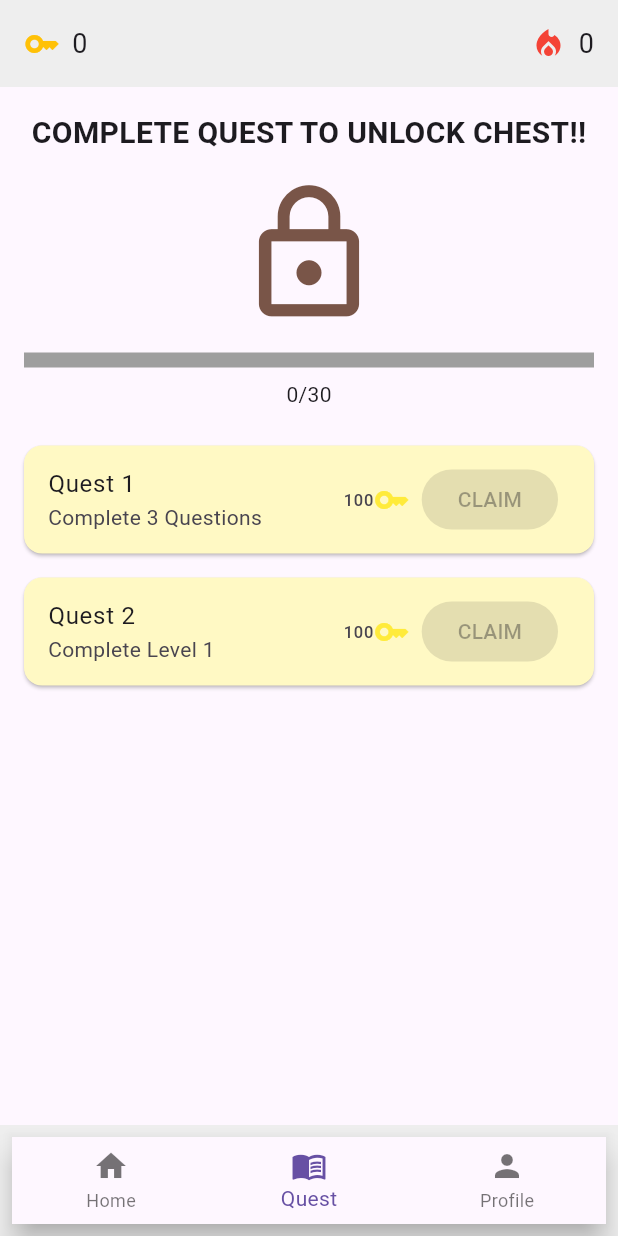
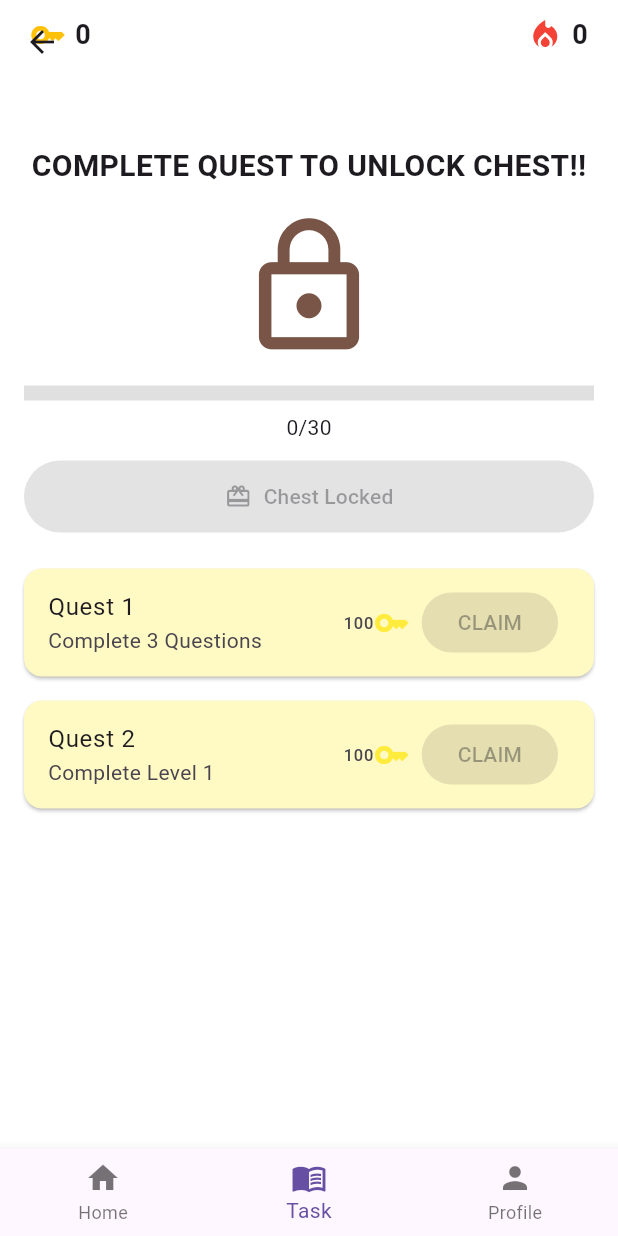
Before and after one commit to hasifnaufall/gmi, a Flutter app: the QuestScreen screen opened by its route, on a phone screen of 412 x 824 dp. Run offline on Flutter 3.47's test engine with Material 3 defaults, Android fonts, the light colour scheme and no system bars; our stand-ins replace firebase_auth, firebase_core; missing offline and left inert: waveact; accounts and stored records are empty; Roboto replaces fonts that are missing (Arial).

Commit message:
3 new file added, 7 modified

```diff
--- a/lib/quest.dart
+++ b/lib/quest.dart
@@ -1,8 +1,7 @@
 import 'package:flutter/material.dart';
 import 'quiz_category.dart';
 import 'profile.dart';
-import 'quest_status.dart'; // ✅ import for quest tracking
-import 'alphabet_q.dart';  // ✅ import your alphabet quiz screen to pass startIndex
+import 'quest_status.dart';
 
 class QuestScreen extends StatefulWidget {
   const QuestScreen({super.key});
@@ -12,78 +11,87 @@ class QuestScreen extends StatefulWidget {
 }
 
 class _QuestScreenState extends State<QuestScreen> {
-  // 🔢 Configure Level 1 (Alphabet) length here
-  static const int level1TotalQuestions = 5;
+  int _selectedIndex = 1;
 
+  void _onItemTapped(int index) {
+    if (index == _selectedIndex) return;
+    setState(() => _selectedIndex = index);
+
+    switch (index) {
+      case 0:
+        Navigator.pushReplacement(
+          context,
+          MaterialPageRoute(builder: (_) => QuizCategoryScreen()),
+        );
+        break;
+      case 1:
+        break; // stay on Quest
+      case 2:
+        Navigator.pushReplacement(
+          context,
+          MaterialPageRoute(builder: (_) => const ProfileScreen()),
+        );
+        break;
+    }
+  }
+
+  // ✅ Progress is based on COMPLETION (not claim)
+  // Each objective contributes 50% (15/30 previously = visual only),
+  // but we’ll keep your 30 scale for the label to match your UI text.
   double _chestProgress() {
-    // each claim = 15, total target = 30 (based on your UI text)
-    final int earned = (QuestStatus.quest1Claimed ? 15 : 0) + (QuestStatus.quest2Claimed ? 15 : 0);
+    final int earned = (QuestStatus.completedQuestions >= 3 ? 15 : 0) +
+        (QuestStatus.level1Completed ? 15 : 0);
     return earned / 30.0;
   }
 
   String _chestProgressLabel() {
-    final int earned = (QuestStatus.quest1Claimed ? 15 : 0) + (QuestStatus.quest2Claimed ? 15 : 0);
+    final int earned = (QuestStatus.completedQuestions >= 3 ? 15 : 0) +
+        (QuestStatus.level1Completed ? 15 : 0);
     return '$earned/30';
   }
 
-  bool get _hasStartedLevel1 =>
-      QuestStatus.completedQuestions > 0 && QuestStatus.completedQuestions < level1TotalQuestions;
+  bool get _isChestUnlocked => _chestProgress() >= 1.0;
 
-  int get _nextUnansweredIndex {
-    // Clamp to valid range [0, total-1]
-    final c = QuestStatus.completedQuestions;
-    if (c <= 0) return 0;
-    if (c >= level1TotalQuestions) return level1TotalQuestions - 1;
-    return c; // next unanswered equals number completed
-  }
+  void _openChest() {
+    if (! _isChestUnlocked || QuestStatus.chestClaimed) return;
 
-  void _continueLevel1() {
-    Navigator.pushReplacement(
-      context,
-      MaterialPageRoute(
-        builder: (_) => AlphabetQuizScreen(
-          startIndex: _nextUnansweredIndex, // 👈 resume here
+    setState(() {
+      QuestStatus.userPoints += QuestStatus.chestReward;
+      QuestStatus.chestClaimed = true;
+    });
+
+    showDialog(
+      context: context,
+      builder: (_) => AlertDialog(
+        title: const Text('Chest Opened!'),
+        content: Text(
+          'Congrats! You earned ${QuestStatus.chestReward} keys.',
         ),
+        actions: [
+          TextButton(
+            onPressed: () => Navigator.pop(context),
+            child: const Text('Awesome'),
+          ),
+        ],
       ),
     );
   }
 
   @override
   Widget build(BuildContext context) {
+    final bool chestEnabled = _isChestUnlocked && !QuestStatus.chestClaimed;
+
     return Scaffold(
-      body: Stack(
-        children: [
-          Column(
-            children: [
-              // 🔐 Top bar: keys + streak (consistent placement)
-              Container(
-                padding: const EdgeInsets.all(16.0),
-                color: Colors.grey[200],
-                child: Row(
-                  mainAxisAlignment: MainAxisAlignment.spaceBetween,
-                  children: [
-                    Row(
-                      children: [
-                        const Icon(Icons.key, color: Colors.amber),
-                        const SizedBox(width: 8.0),
-                        Text(
-                          '${QuestStatus.userPoints}',
-                          style: const TextStyle(fontSize: 18),
-                        ),
-                      ],
-                    ),
-                    Row(
-                      children: const [
-                        Icon(Icons.local_fire_department, color: Colors.red),
-                        SizedBox(width: 8.0),
-                        Text('0', style: TextStyle(fontSize: 18)),
-                      ],
-                    ),
-                  ],
-                ),
+      backgroundColor: Colors.white,
+
+      appBar: const PreferredSize(
+        preferredSize: Size.fromHeight(80),
+        child: _TopBar(),
       ),
 
-              // 🧰 Chest progress + "Continue Level 1" CTA
+      body: Column(
+        children: [
+          // Chest progress + claim button
           Container(
             padding: const EdgeInsets.all(16.0),
             child: Column(
@@ -93,37 +101,58 @@ class _QuestScreenState extends State<QuestScreen> {
                   style: TextStyle(fontSize: 20, fontWeight: FontWeight.bold),
                 ),
                 const SizedBox(height: 16.0),
-                    const Icon(Icons.lock_outline, size: 100, color: Colors.brown),
+                Icon(
+                  QuestStatus.chestClaimed
+                      ? Icons.lock_open_rounded
+                      : (_isChestUnlocked ? Icons.card_giftcard : Icons.lock_outline),
+                  // If `Icons.treasure_chest_outlined` isn’t available in your Flutter version,
+                  // replace it with Icons.card_giftcard
+                  size: 100,
+                  color: QuestStatus.chestClaimed
+                      ? Colors.amber
+                      : (_isChestUnlocked ? Colors.orange : Colors.brown),
+                ),
                 const SizedBox(height: 16.0),
-
-                    // ✅ Fixed progress calculation (parentheses + division)
                 LinearProgressIndicator(
                   value: _chestProgress(),
-                      backgroundColor: Colors.grey,
+                  backgroundColor: Colors.grey.shade300,
                   color: Colors.blue,
                   minHeight: 10,
                 ),
                 const SizedBox(height: 8.0),
                 Text(_chestProgressLabel()),
 
-                    // ▶️ Continue button appears only if started but not completed
-                    if (_hasStartedLevel1 && !QuestStatus.level1Completed) ...[
-                      const SizedBox(height: 16.0),
+                const SizedBox(height: 12.0),
                 SizedBox(
                   width: double.infinity,
                   child: ElevatedButton.icon(
-                          onPressed: _continueLevel1,
-                          icon: const Icon(Icons.play_arrow),
-                          label: Text('Continue Level 1 (Question ${_nextUnansweredIndex + 1}/$level1TotalQuestions)'),
-                          style: ElevatedButton.styleFrom(padding: const EdgeInsets.symmetric(vertical: 14)),
+                    onPressed: chestEnabled ? _openChest : null,
+                    icon: const Icon(Icons.card_giftcard),
+                    label: Text(
+                      QuestStatus.chestClaimed
+                          ? 'Chest Claimed'
+                          : (_isChestUnlocked ? 'Open Chest' : 'Chest Locked'),
+                    ),
+                    style: ElevatedButton.styleFrom(
+                      padding: const EdgeInsets.symmetric(vertical: 14),
+                      backgroundColor:
+                      chestEnabled ? Colors.blue : Colors.grey,
                     ),
                   ),
-                    ],
+                ),
+                if (!QuestStatus.chestClaimed && _isChestUnlocked)
+                  const Padding(
+                    padding: EdgeInsets.only(top: 6),
+                    child: Text(
+                      'You can claim your chest now!',
+                      style: TextStyle(fontSize: 12, color: Colors.black54),
+                    ),
+                  ),
               ],
             ),
           ),
 
-              // 📜 Quest list
+          // Quest list
           Expanded(
             child: ListView(
               children: [
@@ -135,7 +164,8 @@ class _QuestScreenState extends State<QuestScreen> {
                   isCompleted: QuestStatus.completedQuestions >= 3,
                   onClaim: () {
                     setState(() {
-                          if (!QuestStatus.quest1Claimed && QuestStatus.completedQuestions >= 3) {
+                      if (!QuestStatus.quest1Claimed &&
+                          QuestStatus.completedQuestions >= 3) {
                         QuestStatus.quest1Claimed = true;
                         QuestStatus.userPoints += 100;
                       }
@@ -150,7 +180,8 @@ class _QuestScreenState extends State<QuestScreen> {
                   isCompleted: QuestStatus.level1Completed,
                   onClaim: () {
                     setState(() {
-                          if (!QuestStatus.quest2Claimed && QuestStatus.level1Completed) {
+                      if (!QuestStatus.quest2Claimed &&
+                          QuestStatus.level1Completed) {
                         QuestStatus.quest2Claimed = true;
                         QuestStatus.userPoints += 100;
                       }
@@ -163,38 +194,53 @@ class _QuestScreenState extends State<QuestScreen> {
         ],
       ),
 
-          // ⬇️ Bottom navigation (Home, Quest, Profile)
-          Positioned(
-            left: 0,
-            right: 0,
-            bottom: 0,
-            child: Container(
-              color: Colors.grey[200],
-              padding: const EdgeInsets.all(8.0),
-              child: BottomNavigationBar(
-                currentIndex: 1,
-                onTap: (index) {
-                  if (index == 0) {
-                    Navigator.pushReplacement(
-                      context,
-                      MaterialPageRoute(builder: (_) => QuizCategoryScreen()),
-                    );
-                  } else if (index == 2) {
-                    Navigator.pushReplacement(
-                      context,
-                      MaterialPageRoute(builder: (_) => const ProfileScreen()),
+      bottomNavigationBar: BottomNavigationBar(
+        currentIndex: _selectedIndex,
+        onTap: _onItemTapped,
+        items: const [
+          BottomNavigationBarItem(icon: Icon(Icons.home), label: "Home"),
+          BottomNavigationBarItem(icon: Icon(Icons.menu_book), label: "Task"),
+          BottomNavigationBarItem(icon: Icon(Icons.person), label: "Profile"),
+        ],
+      ),
     );
   }
-                },
-                items: const [
-                  BottomNavigationBarItem(icon: Icon(Icons.home), label: 'Home'),
-                  BottomNavigationBarItem(icon: Icon(Icons.menu_book), label: 'Quest'),
-                  BottomNavigationBarItem(icon: Icon(Icons.person), label: 'Profile'),
+}
+
+// Top bar (same placement/style as category page)
+class _TopBar extends StatelessWidget {
+  const _TopBar();
+
+  @override
+  Widget build(BuildContext context) {
+    return AppBar(
+      backgroundColor: Colors.white,
+      elevation: 0,
+      flexibleSpace: SafeArea(
+        child: Padding(
+          padding: const EdgeInsets.symmetric(horizontal: 20.0, vertical: 10),
+          child: Row(
+            mainAxisAlignment: MainAxisAlignment.spaceBetween,
+            children: [
+              Row(children: [
+                const Icon(Icons.key, color: Colors.amber, size: 24),
+                const SizedBox(width: 6),
+                Text(
+                  '${QuestStatus.userPoints}',
+                  style: const TextStyle(fontWeight: FontWeight.bold, fontSize: 18),
+                ),
+              ]),
+              Row(children: const [
+                Icon(Icons.local_fire_department, color: Colors.red, size: 24),
+                SizedBox(width: 6),
+                Text(
+                  '0', // streak placeholder
+                  style: TextStyle(fontWeight: FontWeight.bold, fontSize: 18),
+                ),
+              ]),
             ],
           ),
         ),
-          ),
-        ],
       ),
     );
   }
--- a/lib/quest_status.dart
+++ b/lib/quest_status.dart
@@ -1,23 +1,45 @@
 class QuestStatus {
-  // Tracks the number of questions completed
-  static int completedQuestions = 0;
+  // ===== Level 1 (Alphabet) =====
+  static List<bool?> level1Answers = List<bool?>.filled(5, null);
 
-  // Tracks if Level 1 is completed
-  static bool level1Completed = false;
+  static int get completedQuestions =>
+      level1Answers.where((e) => e != null).length;
 
-  // Tracks if the quests are claimed
+  static bool get level1Completed =>
+      level1Answers.every((e) => e != null);
+
+  static int get level1Score =>
+      level1Answers.where((e) => e == true).length;
+
+  // ===== Quests / Points =====
   static bool quest1Claimed = false; // "Complete 3 Questions"
   static bool quest2Claimed = false; // "Complete Level 1"
-
-  // Add points (you can customize this for user-based points later)
   static int userPoints = 0;
 
-  // Reset method (optional)
-  static void reset() {
-    completedQuestions = 0;
-    level1Completed = false;
+  // ===== Chest reward =====
+  static bool chestClaimed = false;          // ✅ NEW: prevent double-claim
+  static const int chestReward = 200;        // ✅ change reward here
+
+  // Ensure answers length matches the quiz size
+  static void ensureLevel1Length(int length) {
+    if (level1Answers.length != length) {
+      final old = level1Answers;
+      level1Answers = List<bool?>.filled(length, null);
+      for (int i = 0; i < length && i < old.length; i++) {
+        level1Answers[i] = old[i];
+      }
+    }
+  }
+
+  static void resetLevel1() {
+    level1Answers = List<bool?>.filled(level1Answers.length, null);
     quest1Claimed = false;
     quest2Claimed = false;
+    chestClaimed = false; // reset chest too
+  }
+
+  static void resetAll() {
+    resetLevel1();
     userPoints = 0;
   }
 }
```
Also changed, not shown: lib/alphabet_q.dart (+63 -44 lines). Lines whose indentation alone changed are shown as unchanged.
